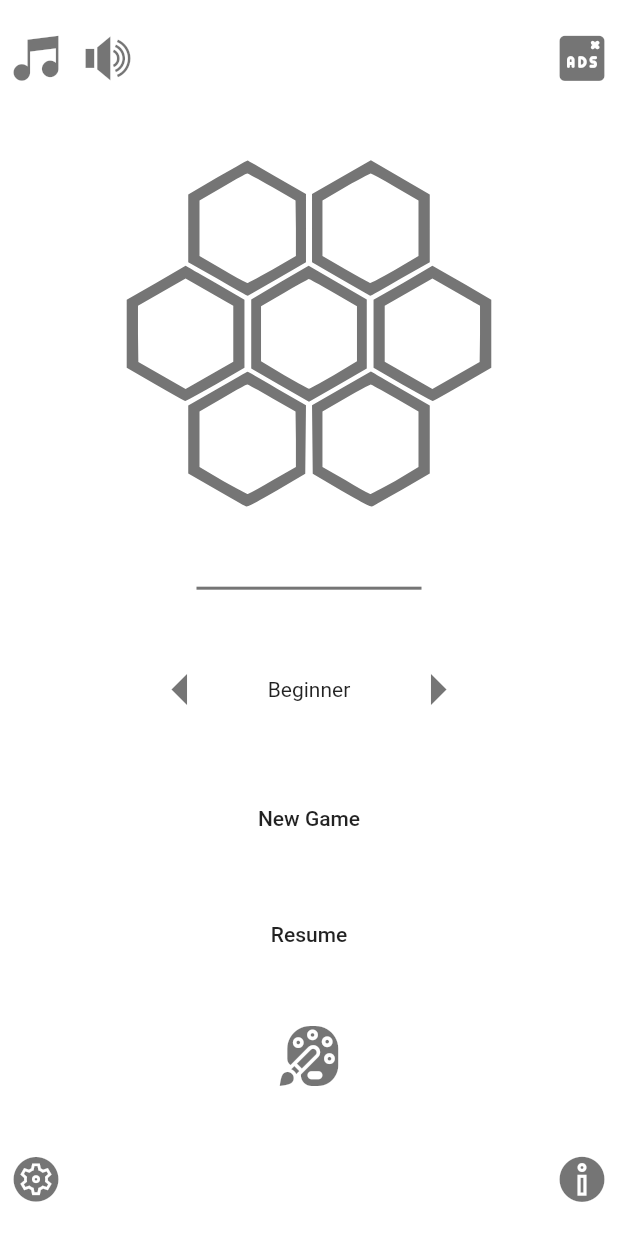
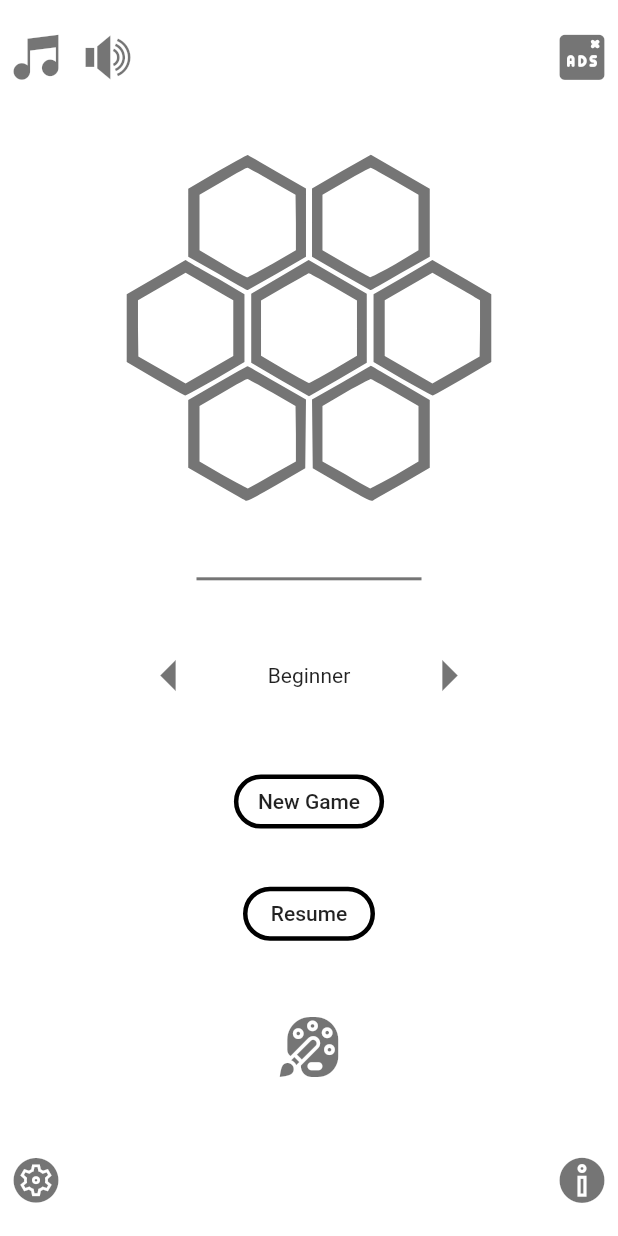
Before and after one commit to piyush5800/Hidato, a Flutter app: the screen it shows after launch, on a phone screen of 412 x 824 dp. Run offline on Flutter 3.47's test engine with Material 2 defaults, Android fonts, the light colour scheme and no system bars; missing offline and left inert: hexagonal_grid, hexagonal_grid_widget, polygon_clipper.

Commit message:
Main Logo Change. Outline Button added.

```diff
--- a/lib/screens/home_screen.dart
+++ b/lib/screens/home_screen.dart
@@ -81,8 +81,7 @@
               mainAxisAlignment: MainAxisAlignment.center,
               children: <Widget>[
                 Padding(
-                  padding: const EdgeInsets.symmetric(
-                      vertical: 0.0, horizontal: 25.0),
+                  padding: const EdgeInsets.only(left: 80.0),
                   child: IconButton(
                     onPressed: () {
                       decrement();
@@ -91,12 +90,15 @@
                     iconSize: 50.0,
                   ),
                 ),
-                Text(
-                  diffManage.getQuestionText(),
+                Expanded(
+                  child: Center(
+                    child: Text(
+                      diffManage.getQuestionText(),
+                    ),
+                  ),
                 ),
                 Padding(
-                  padding: const EdgeInsets.symmetric(
-                      vertical: 0.0, horizontal: 25.0),
+                  padding: const EdgeInsets.only(right: 80.0),
                   child: IconButton(
                     onPressed: () {
                       increment();
@@ -107,22 +109,28 @@
                 ),
               ],
             ),
-            FlatButton(
+            OutlineButton(
               onPressed: () {
-                Provider.of<CurrentData>(context, listen: false)
-                    .setLevel(level);
+                Provider.of<CurrentData>(context, listen: false).setLevel(level);
                 Navigator.pushNamed(context, '/puzzle');
               },
               child: Text('New Game'),
+              shape: StadiumBorder(),
+              borderSide: BorderSide(width: 3),
             ),
-            FlatButton(
+            OutlineButton(
               onPressed: () {},
               child: Text('Resume'),
+              shape: StadiumBorder(),
+              borderSide: BorderSide(width: 3),
             ),
-            IconButton(
-              onPressed: () {},
-              icon: Icon(MyFlutterApp.paint),
-              iconSize: 40.0,
+            Padding(
+              padding: EdgeInsets.symmetric(vertical: 10.0),
+              child: IconButton(
+                onPressed: () {},
+                icon: Icon(MyFlutterApp.paint),
+                iconSize: 40.0,
+              ),
             ),
             Row(
               mainAxisAlignment: MainAxisAlignment.spaceBetween,
```
